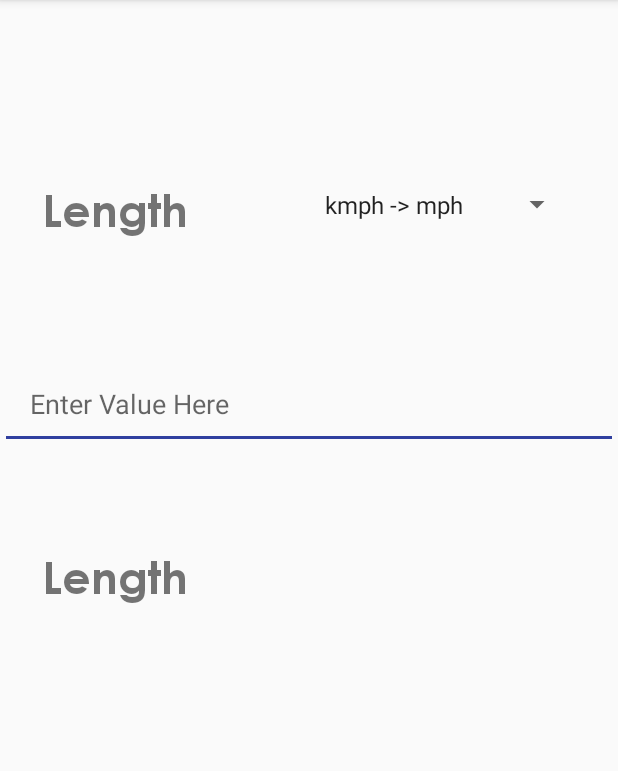
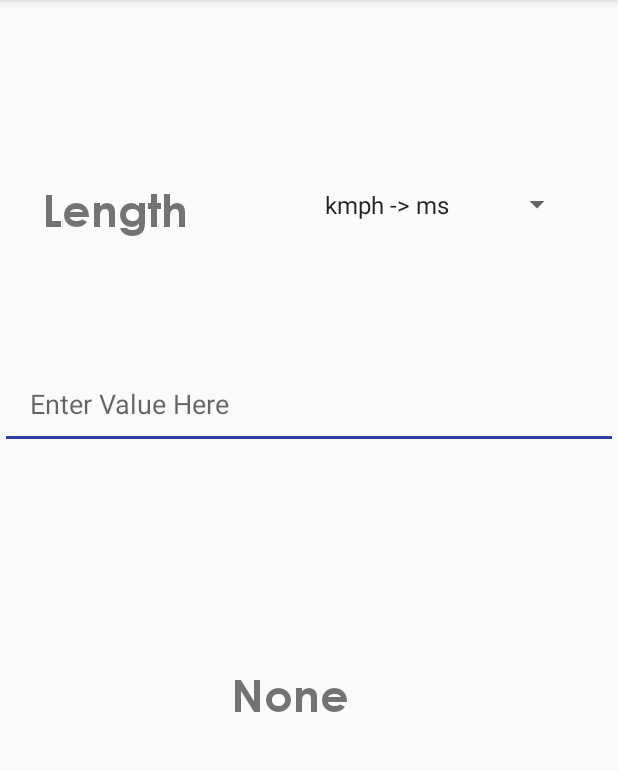
Before and after one commit to ribhu69/ConVit, an Android app: the screen it shows after launch (MainActivity), after a tap on "Length", on a phone screen of 412 x 824 dp, the part 84-855 px from its top. Run offline under Robolectric (Android 15) with nearby library versions, the phone set to English and light mode, and no system bars; 1 other tap on this screen came first.

Commit message:
Added TextWatcher to LengthFragment.kt Updated Spinner onItemClicked action to reset Input EditText Added inputType="number" to enable numeric keyboard on tap

```diff
--- a/app/build.gradle
+++ b/app/build.gradle
@@ -36,6 +36,7 @@ dependencies {
     implementation 'androidx.appcompat:appcompat:1.2.0'
     implementation 'androidx.constraintlayout:constraintlayout:2.0.4'
     implementation 'androidx.legacy:legacy-support-v4:1.0.0'
+    implementation 'androidx.core:core-ktx:1.0.0'
     testImplementation 'junit:junit:4.12'
     androidTestImplementation 'androidx.test.ext:junit:1.1.2'
 
--- a/app/src/main/java/com/example/android/convunit/LengthFragment.kt
+++ b/app/src/main/java/com/example/android/convunit/LengthFragment.kt
@@ -1,17 +1,21 @@
 package com.example.android.convunit
 
 import android.os.Bundle
-import androidx.fragment.app.Fragment
+import android.text.Editable
+import android.text.TextWatcher
 import android.view.LayoutInflater
 import android.view.View
 import android.view.ViewGroup
+import android.widget.AdapterView
 import android.widget.ArrayAdapter
+import android.widget.EditText
 import android.widget.Spinner
-import androidx.databinding.adapters.TextViewBindingAdapter
-import kotlinx.android.synthetic.*
+import androidx.fragment.app.Fragment
 import kotlinx.android.synthetic.main.fragment_length_.*
 
 class LengthFragment : Fragment() {
+
+    lateinit var input: EditText
 
     override fun onCreateView(
         inflater: LayoutInflater, container: ViewGroup?, savedInstanceState: Bundle?
@@ -19,14 +23,95 @@ class LengthFragment : Fragment() {
         // Inflate the layout for this fragment
         val root = inflater.inflate(R.layout.fragment_length_, container, false)
         val spinner: Spinner = root.findViewById(R.id.length_input_spinner)
-        ArrayAdapter.createFromResource(context!!, R.array.Length, android.R.layout.simple_spinner_item
+        ArrayAdapter.createFromResource(
+            context!!, R.array.Length, android.R.layout.simple_spinner_item
         ).also { adapter ->
             adapter.setDropDownViewResource(android.R.layout.simple_spinner_dropdown_item)
             spinner.adapter = adapter
         }
 
+        input = root.findViewById(R.id.lengthInput)
+/*
+        ans.setOnClickListener {
+            if((lengthInput.text).isNotEmpty())
+            {
+                when(length_input_spinner.selectedItem.toString())
+                {
+                    "kmph -> ms" -> {
+                        var ans= lengthInput.text.toString().toDouble()
+                        ans /= 3.6
+                        lengthOutput.text = ("%.2f".format(ans))
+                        lengthOutput.visibility= View.VISIBLE
+                    }
+                    "ms -> kmph" -> {
+                        var ans= lengthInput.text.toString().toDouble()
+                        ans *= 3.6
+                        lengthOutput.text = ("%.2f".format(ans))
+                        lengthOutput.visibility= View.VISIBLE
+
+                    }
+                    else-> { lengthOutput.text="None"
+                        lengthOutput.visibility=View.VISIBLE
+                    }
+                }
+            }
+            else
+            {
+                Toast.makeText(activity, "Please Enter Value", Toast.LENGTH_SHORT).show()
+            }
+        }*/
+
+        spinner.onItemSelectedListener = object : AdapterView.OnItemSelectedListener {
+            override fun onNothingSelected(parent: AdapterView<*>?) {
+                //nothing
+            }
+
+            override fun onItemSelected(
+                parent: AdapterView<*>?,
+                view: View?,
+                position: Int,
+                id: Long
+            ) {
+                lengthInput.setText("")
+            }
+
+        }
+        input.addTextChangedListener(object : TextWatcher {
+
+            override fun beforeTextChanged(p0: CharSequence?, p1: Int, p2: Int, p3: Int) {
+                lengthOutput.text = "None"
+            }
+
+            override fun onTextChanged(p0: CharSequence?, p1: Int, p2: Int, p3: Int) {
+                if ((lengthInput.text).isNotEmpty()) {
+                    when (length_input_spinner.selectedItem.toString()) {
+                        "kmph -> ms" -> {
+                            var ans = lengthInput.text.toString().toDouble()
+                            ans /= 3.6
+                            lengthOutput.text = ("%.2f".format(ans)) + " ms"
+                            lengthOutput.visibility = View.VISIBLE
+                        }
+                        "ms -> kmph" -> {
+                            var ans = lengthInput.text.toString().toDouble()
+                            ans *= 3.6
+                            lengthOutput.text = ("%.2f".format(ans)) + " kmph"
+                            lengthOutput.visibility = View.VISIBLE
+
+                        }
+                        else -> {
+                            lengthOutput.text = "None"
+                            lengthOutput.visibility = View.VISIBLE
+                        }
+                    }
+                } else {
+                    lengthOutput.text = "None"
+                }
+            }
+
+            override fun afterTextChanged(p0: Editable?) {
+                // left blank intentionally
+            }
+        })
         return root
     }
-
-
 }
--- a/app/src/main/res/layout/fragment_length_.xml
+++ b/app/src/main/res/layout/fragment_length_.xml
@@ -32,10 +32,11 @@
         app:layout_constraintVertical_bias="0.159" />
 
     <EditText
-        android:id="@+id/input_editText"
+        android:id="@+id/lengthInput"
         android:layout_width="match_parent"
         android:layout_height="60dp"
         android:hint="Enter Value Here"
+        android:inputType="number"
         android:paddingLeft="20dp"
         android:paddingRight="20dp"
         app:layout_constraintBottom_toBottomOf="parent"
@@ -44,17 +45,19 @@
         tools:layout_editor_absoluteX="16dp" />
 
     <TextView
-        android:id="@+id/output_text"
+        android:id="@+id/lengthOutput"
         android:layout_width="wrap_content"
         android:layout_height="wrap_content"
         android:fontFamily="@font/gothicb"
-        android:text="Length"
+        android:text="Answer"
+
         android:textSize="30sp"
         app:layout_constraintBottom_toBottomOf="parent"
         app:layout_constraintEnd_toEndOf="parent"
-        app:layout_constraintHorizontal_bias="0.089"
+        app:layout_constraintHorizontal_bias="0.462"
         app:layout_constraintStart_toStartOf="parent"
-        app:layout_constraintTop_toTopOf="parent" />
+        app:layout_constraintTop_toTopOf="parent"
+        app:layout_constraintVertical_bias="0.608" />
 
 
 </androidx.constraintlayout.widget.ConstraintLayout>
--- a/app/src/main/res/values/strings.xml
+++ b/app/src/main/res/values/strings.xml
@@ -13,7 +13,7 @@
     <string name="hello_blank_fragment">hello_blank_fragment </string>
 
     <string-array name="Length">
-        <item>kmph -> mph</item>
         <item>kmph -> ms</item>
+        <item>ms -> kmph</item>
     </string-array>
 </resources>
```
